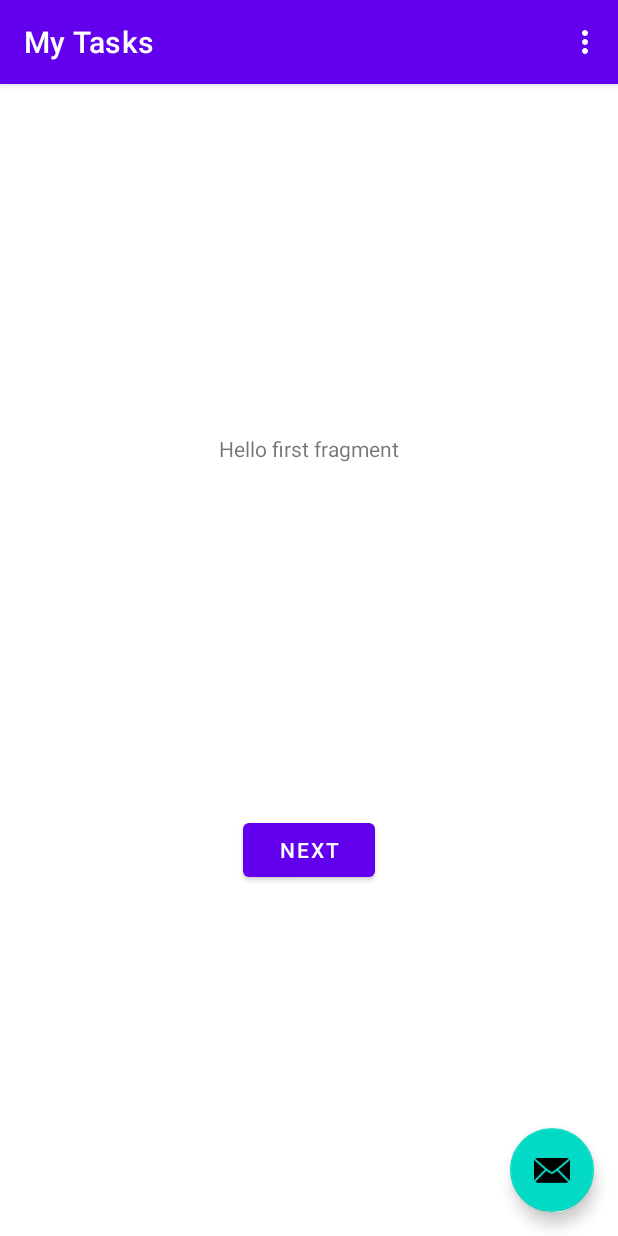
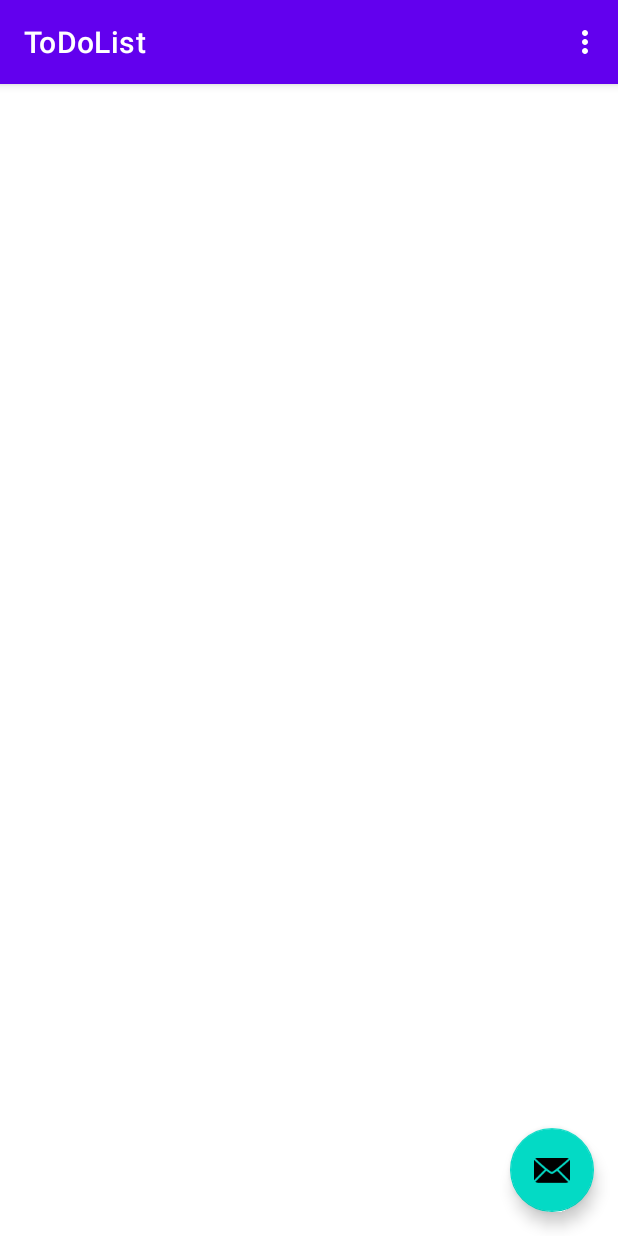
Before and after one commit to CodyAuclair/ToDoList, an Android app: the screen it shows after launch (MainActivity), on a phone screen of 412 x 824 dp. Run offline under Robolectric (Android 15) with nearby library versions, the phone set to English and light mode, and no system bars; our stand-ins replace Room's generated code, navigation-ui; 6 statements that could not run were skipped.

Commit message:
Created database, viewmodelfactory, and updated layouts

```diff
--- a/app/build.gradle
+++ b/app/build.gradle
@@ -1,6 +1,7 @@
 plugins {
     id 'com.android.application'
     id 'org.jetbrains.kotlin.android'
+    id 'kotlin-kapt'
 }
 
 android {
@@ -47,8 +48,9 @@ dependencies {
     implementation 'androidx.lifecycle:lifecycle-viewmodel-ktx:2.8.7'
     implementation 'androidx.lifecycle:lifecycle-livedata-ktx:2.8.7'
     implementation 'androidx.room:room-runtime:2.6.1'
+    implementation 'androidx.room:room-ktx:2.6.1'
 
-//    kapt 'androidx.room:room-compiler:2.6.1'
+    kapt 'androidx.room:room-compiler:2.6.1'
 
     testImplementation 'junit:junit:4.13.2'
     androidTestImplementation 'androidx.test.ext:junit:1.2.1'
--- /dev/null
+++ b/app/src/main/java/com/example/tasks/TaskDatabase.kt
@@ -0,0 +1,27 @@
+package com.example.tasks
+
+import android.content.Context
+import androidx.room.Room
+import androidx.room.RoomDatabase
+
+abstract class TaskDatabase : RoomDatabase() {
+
+    abstract fun taskDao(): TaskDao
+
+    companion object {
+        @Volatile
+        private var INSTANCE: TaskDatabase? = null
+
+        fun getDatabase(context: Context): TaskDatabase {
+            return INSTANCE ?: synchronized(this) {
+                val instance = Room.databaseBuilder(
+                    context.applicationContext,
+                    TaskDatabase::class.java,
+                    "task_database"
+                ).build()
+                INSTANCE = instance
+                instance
+            }
+        }
+    }
+}
--- /dev/null
+++ b/app/src/main/java/com/example/tasks/TaskViewModelFactory.kt
@@ -0,0 +1,14 @@
+package com.example.tasks
+
+import androidx.lifecycle.ViewModel
+import androidx.lifecycle.ViewModelProvider
+
+class TaskViewModelFactory(private val repository: TaskRepository) : ViewModelProvider.Factory {
+    override fun <T : ViewModel> create(modelClass: Class<T>): T {
+        if(modelClass.isAssignableFrom(TaskViewModel::class.java)) {
+            @Suppress("UNCHECKED_CAST")
+            return TaskViewModel(repository) as T
+        }
+        throw IllegalArgumentException("Unknown ViewModel Class")
+    }
+}
--- a/app/src/main/java/com/example/todolist/MainActivity.kt
+++ b/app/src/main/java/com/example/todolist/MainActivity.kt
@@ -5,18 +5,50 @@ import com.google.android.material.snackbar.Snackbar
 import androidx.appcompat.app.AppCompatActivity
 import android.view.Menu
 import android.view.MenuItem
+import androidx.lifecycle.ViewModelProvider
 import androidx.navigation.findNavController
 import androidx.navigation.ui.AppBarConfiguration
 import androidx.navigation.ui.setupActionBarWithNavController
+import androidx.recyclerview.widget.LinearLayoutManager
+import androidx.recyclerview.widget.RecyclerView
+import com.example.tasks.TaskAdapter
+import com.example.tasks.TaskDatabase
+import com.example.tasks.TaskRepository
+import com.example.tasks.TaskViewModel
+import com.example.tasks.TaskViewModelFactory
 import com.example.todolist.databinding.ActivityMainBinding
+import com.google.android.material.floatingactionbutton.FloatingActionButton
 
 class MainActivity : AppCompatActivity() {
 
+    private lateinit var taskViewModel: TaskViewModel
+    private lateinit var adapter: TaskAdapter
     private lateinit var appBarConfiguration: AppBarConfiguration
     private lateinit var binding: ActivityMainBinding
 
     override fun onCreate(savedInstanceState: Bundle?) {
         super.onCreate(savedInstanceState)
+        setContentView(R.layout.activity_main)
+
+        val recyclerView = findViewById<RecyclerView>(R.id.task_list_recycler_view)
+        adapter = TaskAdapter { task -> taskViewModel.delete(task) }
+
+        recyclerView.layoutManager = LinearLayoutManager(this)
+        recyclerView.adapter = adapter
+
+        val dao = TaskDatabase.getDatabase(this).taskDao()
+        val repository = TaskRepository(dao)
+        val factory = TaskViewModelFactory(repository)
+        taskViewModel = ViewModelProvider(this, factory)[TaskViewModel::class.java]
+
+        taskViewModel.allTasks.observe(this) { tasks ->
+            adapter.setTasks(tasks)
+        }
+
+        val fab = findViewById<FloatingActionButton>(R.id.fab)
+        fab.setOnClickListener {
+            // TODO Add/Edit item activity
+        }
 
         binding = ActivityMainBinding.inflate(layoutInflater)
         setContentView(binding.root)
@@ -26,11 +58,6 @@ class MainActivity : AppCompatActivity() {
         val navController = findNavController(R.id.nav_host_fragment_content_main)
         appBarConfiguration = AppBarConfiguration(navController.graph)
         setupActionBarWithNavController(navController, appBarConfiguration)
-
-        binding.fab.setOnClickListener { view ->
-            Snackbar.make(view, "Replace with your own action", Snackbar.LENGTH_LONG)
-                    .setAction("Action", null).show()
-        }
     }
 
     override fun onCreateOptionsMenu(menu: Menu): Boolean {
--- a/app/src/main/res/layout/activity_main.xml
+++ b/app/src/main/res/layout/activity_main.xml
@@ -29,6 +29,6 @@
         android:layout_marginBottom="16dp"
         app:srcCompat="@android:drawable/ic_dialog_email" />
 
-    <include layout="@layout/content_main" />
+    <include layout="@layout/task_list" />
 
 </androidx.coordinatorlayout.widget.CoordinatorLayout>
--- /dev/null
+++ b/app/src/main/res/layout/task_list.xml
@@ -0,0 +1,17 @@
+<?xml version="1.0" encoding="utf-8"?>
+<androidx.constraintlayout.widget.ConstraintLayout xmlns:android="http://schemas.android.com/apk/res/android"
+    android:layout_width="match_parent"
+    android:layout_height="match_parent"
+    xmlns:app="http://schemas.android.com/apk/res-auto">
+
+    <androidx.recyclerview.widget.RecyclerView
+        android:id="@+id/task_list_recycler_view"
+        app:layout_constraintTop_toTopOf="parent"
+        app:layout_constraintBottom_toBottomOf="parent"
+        app:layout_constraintStart_toStartOf="parent"
+        app:layout_constraintEnd_toEndOf="parent"
+        android:layout_width="match_parent"
+        android:layout_height="0dp">
+    </androidx.recyclerview.widget.RecyclerView>
+
+</androidx.constraintlayout.widget.ConstraintLayout>
--- a/app/src/main/res/navigation/nav_graph.xml
+++ b/app/src/main/res/navigation/nav_graph.xml
@@ -3,18 +3,19 @@
     xmlns:app="http://schemas.android.com/apk/res-auto"
     xmlns:tools="http://schemas.android.com/tools"
     android:id="@+id/nav_graph"
-    app:startDestination="@id/FirstFragment">
+    app:startDestination="@id/TaskListFragment">
 
     <fragment
-        android:id="@+id/FirstFragment"
-        android:name="com.example.todolist.FirstFragment"
+        android:id="@+id/TaskListFragment"
+        android:name="com.example.todolist.TaskListFragment"
         android:label="@string/my_tasks_label"
-        tools:layout="@layout/fragment_first">
+        tools:layout="@layout/task_list_fragment">
 
         <action
             android:id="@+id/action_FirstFragment_to_SecondFragment"
             app:destination="@id/SecondFragment" />
     </fragment>
+
     <fragment
         android:id="@+id/SecondFragment"
         android:name="com.example.todolist.SecondFragment"
@@ -23,6 +24,7 @@
 
         <action
             android:id="@+id/action_SecondFragment_to_FirstFragment"
-            app:destination="@id/FirstFragment" />
+            app:destination="@id/TaskListFragment" />
+
     </fragment>
 </navigation>
```
Also changed, not shown: app/src/main/java/com/example/todolist/TaskListFragment.kt (added, +39 -0 lines).
